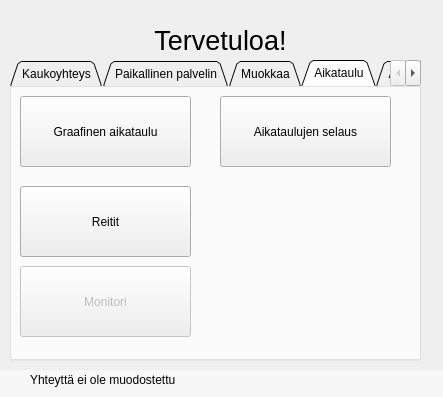
Qt form ratapihaikkuna.ui (artoh/ratapiha-kauko) before a commit.
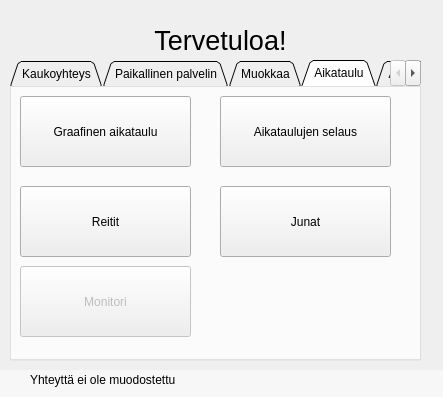
The same form after that commit. Icons and pictures are not drawn.

```diff
--- a/ratapihaikkuna.ui
+++ b/ratapihaikkuna.ui
@@ -462,6 +462,29 @@
        </size>
       </property>
      </widget>
+     <widget class="QPushButton" name="junaIkkunaNappi">
+      <property name="geometry">
+       <rect>
+        <x>210</x>
+        <y>100</y>
+        <width>171</width>
+        <height>71</height>
+       </rect>
+      </property>
+      <property name="text">
+       <string>Junat</string>
+      </property>
+      <property name="icon">
+       <iconset resource="ratapiha-kauko.qrc">
+        <normaloff>:/r/pic/varojunaa.png</normaloff>:/r/pic/varojunaa.png</iconset>
+      </property>
+      <property name="iconSize">
+       <size>
+        <width>32</width>
+        <height>32</height>
+       </size>
+      </property>
+     </widget>
     </widget>
     <widget class="QWidget" name="asetustab">
      <attribute name="title">
```
